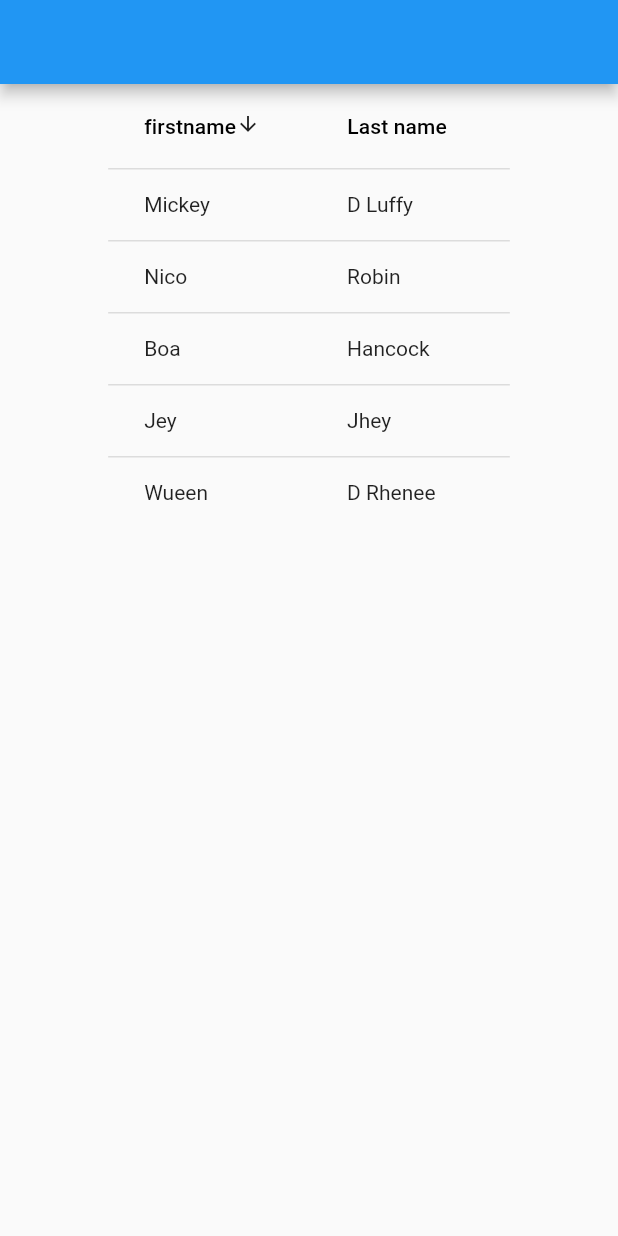
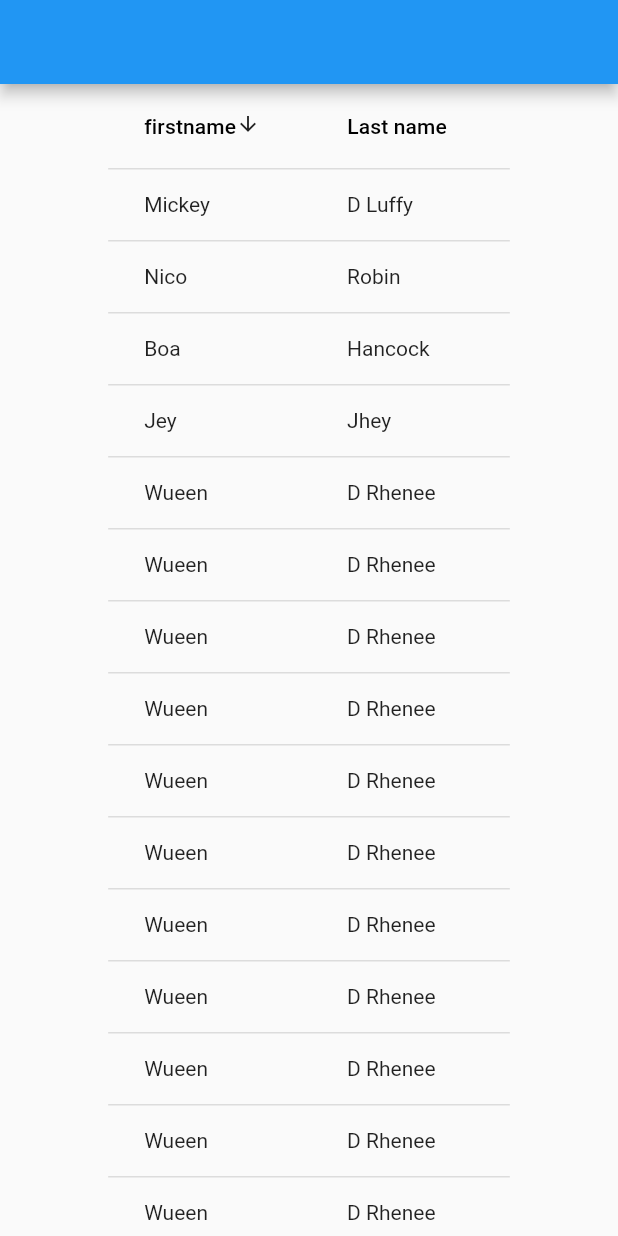
Before and after one commit to MickeyDLuffy/fledgling__flutter, a Flutter app: the screen it shows after launch, on a phone screen of 412 x 824 dp. Run offline on Flutter 3.47's test engine with Material 2 defaults, Android fonts, the light colour scheme and no system bars; our stand-ins replace font_awesome_flutter, webview_flutter.

Commit message:
added expanded to table columns..so it doesnt overflow

```diff
--- a/lib/DataTables.dart
+++ b/lib/DataTables.dart
@@ -35,8 +35,9 @@ class _DataTablesState extends State<DataTables> {
     }
   }
 
-  DataTable datatable() {
-    return DataTable(
+  SingleChildScrollView datatable() {
+    return SingleChildScrollView(
+      child: DataTable(
           sortAscending: sort,
           sortColumnIndex: sortColumn,
           columns: [
@@ -68,7 +69,8 @@ class _DataTablesState extends State<DataTables> {
                     DataCell(Text(person.lastname),
                         onTap: () => print('aelected')),
                   ]))
-            .toList());
+              .toList()),
+    );
   }
 
   @override
@@ -79,7 +81,7 @@ class _DataTablesState extends State<DataTables> {
         body: Column(
           mainAxisSize: MainAxisSize.min,
           mainAxisAlignment: MainAxisAlignment.center,
-          children: [Center(child: datatable())],
+          children: [Expanded(child: Center(child: datatable()))],
         ),
       ),
     );
--- /dev/null
+++ b/lib/SelectableText.dart
@@ -0,0 +1,14 @@
+import 'package:flutter/cupertino.dart';
+import 'package:flutter/material.dart';
+
+class SelectableText extends StatelessWidget {
+  @override
+  Widget build(BuildContext context) {
+    return MaterialApp(
+      home: Scaffold(
+        appBar: AppBar(title: Text('selecting a text')),
+        body: SelectableText("fkldgfdkgkldgklfgldfglfgklfklgfklgklfgklfkl"),
+      ),
+    );
+  }
+}
--- a/lib/model/Person.dart
+++ b/lib/model/Person.dart
@@ -11,6 +11,29 @@ class Person {
       Person(firstname: 'Boa', lastname: 'Hancock'),
       Person(firstname: 'Jey', lastname: 'Jhey'),
       Person(firstname: 'Wueen', lastname: 'D Rhenee'),
+      Person(firstname: 'Wueen', lastname: 'D Rhenee'),
+      Person(firstname: 'Wueen', lastname: 'D Rhenee'),
+      Person(firstname: 'Wueen', lastname: 'D Rhenee'),
+      Person(firstname: 'Wueen', lastname: 'D Rhenee'),
+      Person(firstname: 'Wueen', lastname: 'D Rhenee'),
+      Person(firstname: 'Wueen', lastname: 'D Rhenee'),
+      Person(firstname: 'Wueen', lastname: 'D Rhenee'),
+      Person(firstname: 'Wueen', lastname: 'D Rhenee'),
+      Person(firstname: 'Wueen', lastname: 'D Rhenee'),
+      Person(firstname: 'Wueen', lastname: 'D Rhenee'),
+      Person(firstname: 'Wueen', lastname: 'D Rhenee'),
+      Person(firstname: 'Wueen', lastname: 'D Rhenee'),
+      Person(firstname: 'Wueen', lastname: 'D Rhenee'),
+      Person(firstname: 'Wueen', lastname: 'D Rhenee'),
+      Person(firstname: 'Wueen', lastname: 'D Rhenee'),
+      Person(firstname: 'Wueen', lastname: 'D Rhenee'),
+      Person(firstname: 'Wueen', lastname: 'D Rhenee'),
+      Person(firstname: 'Wueen', lastname: 'D Rhenee'),
+      Person(firstname: 'Wueen', lastname: 'D Rhenee'),
+      Person(firstname: 'Wueen', lastname: 'D Rhenee'),
+      Person(firstname: 'Wueen', lastname: 'D Rhenee'),
+      Person(firstname: 'Wueen', lastname: 'D Rhenee'),
+      Person(firstname: 'Wueen', lastname: 'D Rhenee'),
     ];
   }
 }
```
Lines whose indentation alone changed are shown as unchanged.
